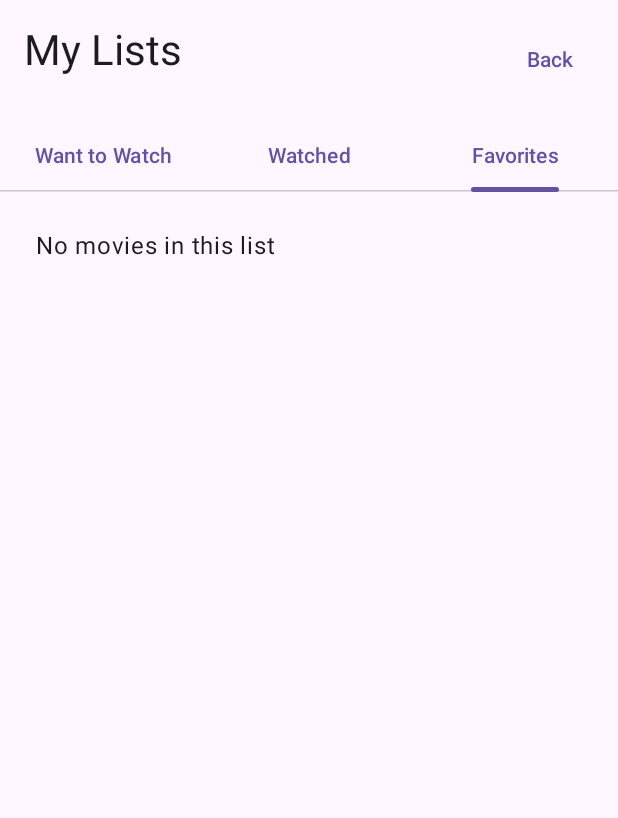
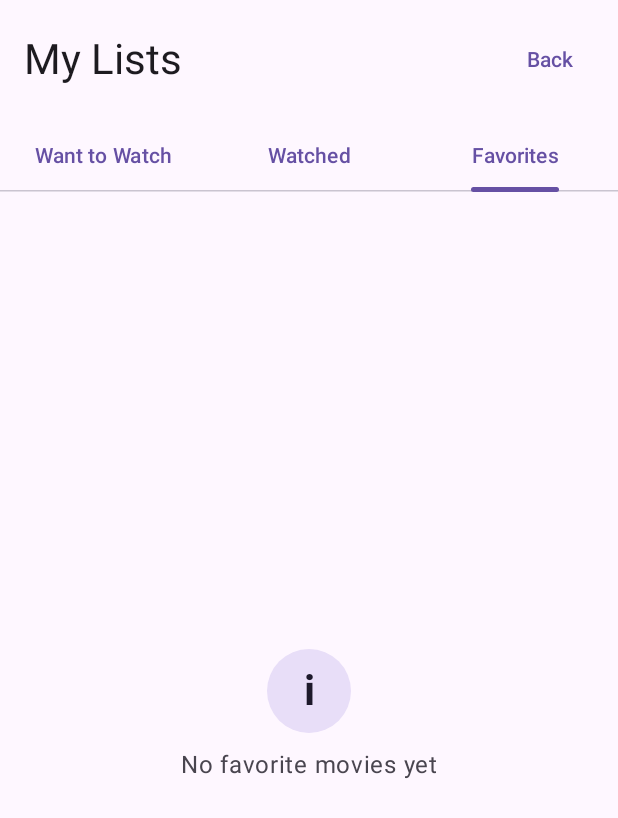
Before and after one commit to imankai/watchlist-app, an Android app built with Jetpack Compose: the @Preview function ListsScreenPreview, tab 3 chosen, on a phone screen of 412 x 824 dp. Shown: the top 818 px of the screen. Run offline under Robolectric (Android 15) with nearby library versions, the phone set to English and light mode, and no system bars.

Commit message:
Update ListsScreen with EmptyView and lifecycle-aware ViewModel

```diff
--- a/app/src/main/java/com/example/watchlist/ui/screens/ListsScreen.kt
+++ b/app/src/main/java/com/example/watchlist/ui/screens/ListsScreen.kt
@@ -1,35 +1,48 @@
-
 package com.example.watchlist.ui.screens
 
-import androidx.compose.foundation.layout.*
+import androidx.compose.foundation.layout.Arrangement
+import androidx.compose.foundation.layout.Column
+import androidx.compose.foundation.layout.PaddingValues
+import androidx.compose.foundation.layout.Row
+import androidx.compose.foundation.layout.fillMaxSize
+import androidx.compose.foundation.layout.fillMaxWidth
+import androidx.compose.foundation.layout.padding
+import androidx.compose.foundation.layout.statusBarsPadding
 import androidx.compose.foundation.lazy.LazyColumn
 import androidx.compose.foundation.lazy.items
-import androidx.compose.material3.*
-import androidx.compose.runtime.*
+import androidx.compose.material3.MaterialTheme
+import androidx.compose.material3.PrimaryTabRow
+import androidx.compose.material3.Scaffold
+import androidx.compose.material3.Tab
+import androidx.compose.material3.Text
+import androidx.compose.material3.TextButton
+import androidx.compose.runtime.Composable
+import androidx.compose.runtime.collectAsState
+import androidx.compose.runtime.getValue
+import androidx.compose.runtime.mutableIntStateOf
+import androidx.compose.runtime.remember
+import androidx.compose.runtime.setValue
+import androidx.compose.ui.Alignment
 import androidx.compose.ui.Modifier
+import androidx.compose.ui.tooling.preview.Preview
 import androidx.compose.ui.unit.dp
+import androidx.lifecycle.viewmodel.compose.viewModel
+import com.example.watchlist.ui.components.EmptyView
 import com.example.watchlist.ui.components.MovieCard
+import com.example.watchlist.ui.theme.WatchlistTheme
 import com.example.watchlist.viewmodel.ListsViewModel
 
 @Composable
 fun ListsScreen(
     onMovieClick: (Int) -> Unit,
-    onBack: () -> Unit
+    onBack: () -> Unit,
+    viewModel: ListsViewModel = viewModel()
 ) {
-    val viewModel = remember { ListsViewModel() }
+    val wantToWatch by viewModel.wantToWatch.collectAsState(initial = emptyList())
+    val watched by viewModel.watched.collectAsState(initial = emptyList())
+    val favorites by viewModel.favorites.collectAsState(initial = emptyList())
 
-    val wantToWatch by viewModel.wantToWatch
-        .collectAsState(initial = emptyList())
-
-    val watched by viewModel.watched
-        .collectAsState(initial = emptyList())
-
-    val favorites by viewModel.favorites
-        .collectAsState(initial = emptyList())
-
-    var selectedTab by remember {
-        mutableIntStateOf(0)
-    }
+    var selectedTab by remember { mutableIntStateOf(0) }
 
     val tabs = listOf(
         "Want to Watch",
@@ -43,6 +56,12 @@ fun ListsScreen(
         else -> favorites
     }
 
+    val emptyMessage = when (selectedTab) {
+        0 -> "No movies in your Want to Watch list yet"
+        1 -> "No watched movies yet"
+        else -> "No favorite movies yet"
+    }
+
     Scaffold(
         topBar = {
             Row(
@@ -50,8 +69,8 @@ fun ListsScreen(
                     .fillMaxWidth()
                     .statusBarsPadding()
                     .padding(16.dp),
-                horizontalArrangement =
-                    Arrangement.SpaceBetween
+                horizontalArrangement = Arrangement.SpaceBetween,
+                verticalAlignment = Alignment.CenterVertically
             ) {
                 Text(
                     text = "My Lists",
@@ -64,7 +83,6 @@ fun ListsScreen(
             }
         }
     ) { padding ->
-
         Column(
             modifier = Modifier
                 .fillMaxSize()
@@ -74,46 +92,35 @@ fun ListsScreen(
                 tabs.forEachIndexed { index, title ->
                     Tab(
                         selected = selectedTab == index,
-                        onClick = {
-                            selectedTab = index
-                        },
-                        text = {
-                            Text(title)
-                        }
+                        onClick = { selectedTab = index },
+                        text = { Text(title) }
                     )
                 }
             }
 
             if (currentMovies.isEmpty()) {
-                Text(
-                    text = "No movies in this list",
-                    modifier = Modifier.padding(24.dp)
+                EmptyView(
+                    text = emptyMessage,
+                    modifier = Modifier.weight(1f)
                 )
             } else {
                 LazyColumn(
                     contentPadding = PaddingValues(16.dp),
-                    verticalArrangement =
-                        Arrangement.spacedBy(12.dp)
+                    verticalArrangement = Arrangement.spacedBy(12.dp)
                 ) {
                     items(
-                        currentMovies,
+                        items = currentMovies,
                         key = { it.id }
                     ) { movie ->
                         Column {
                             MovieCard(
                                 movie = movie,
-                                onClick = {
-                                    onMovieClick(movie.id)
-                                },
-                                onFavoriteClick = {
-                                    viewModel.onFavoriteClick(movie.id)
-                                }
+                                onClick = { onMovieClick(movie.id) },
+                                onFavoriteClick = { viewModel.onFavoriteClick(movie.id) }
                             )
 
                             TextButton(
-                                onClick = {
-                                    viewModel.onWatchedClick(movie.id)
-                                }
+                                onClick = { viewModel.onWatchedClick(movie.id) }
                             ) {
                                 Text(
                                     if (movie.isWatched)
@@ -130,14 +137,10 @@ fun ListsScreen(
     }
 }
 
-
-
-@androidx.compose.ui.tooling.preview.Preview(showBackground = true)
+@Preview(showBackground = true)
 @Composable
 fun ListsScreenPreview() {
-    com.example.watchlist.ui.theme.WatchlistTheme(
-        dynamicColor = false
-    ) {
+    WatchlistTheme(dynamicColor = false) {
         ListsScreen(
             onMovieClick = {},
             onBack = {}
```
